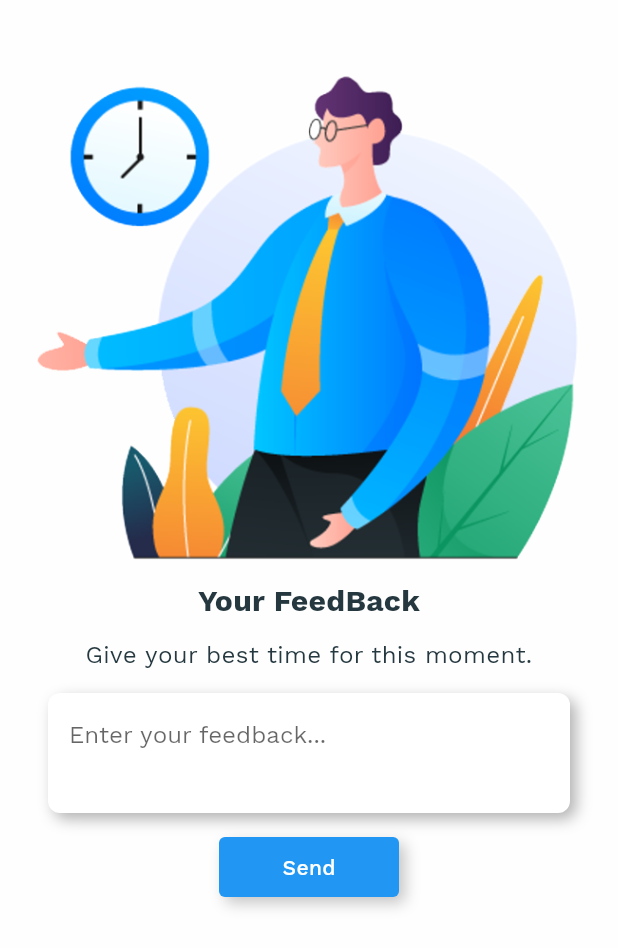
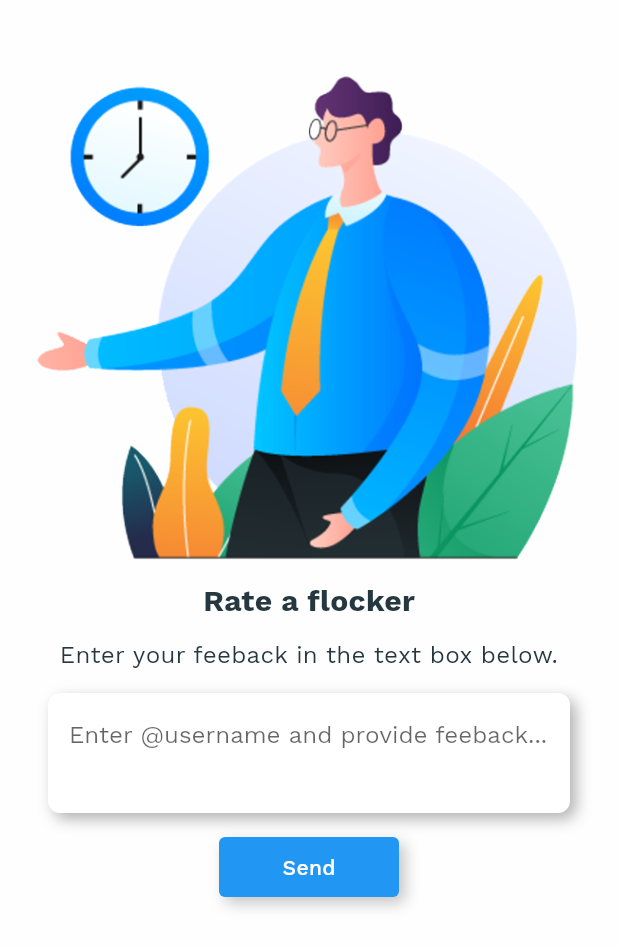
Before and after one commit to nrimalAI/flockwalk, a Flutter app: the FeedbackScreen screen opened directly, on a phone screen of 412 x 824 dp. Shown: the top 948 px of the screen. Run offline on Flutter 3.47's test engine with Material 2 defaults, Android fonts, the light colour scheme and no system bars; our stand-ins replace flutter_rating_bar, font_awesome_flutter.

Commit message:
after editing feedback and help

```diff
--- a/best_flutter_ui_templates/lib/custom_drawer/home_drawer.dart
+++ b/best_flutter_ui_templates/lib/custom_drawer/home_drawer.dart
@@ -35,7 +35,7 @@ class _HomeDrawerState extends State<HomeDrawer> {
       ),
       DrawerList(
         index: DrawerIndex.FeedBack,
-        labelName: 'FeedBack',
+        labelName: 'Flocker Feedback',
         icon: Icon(Icons.help),
       ),
       DrawerList(
@@ -43,11 +43,11 @@ class _HomeDrawerState extends State<HomeDrawer> {
         labelName: 'Invite Friend',
         icon: Icon(Icons.group),
       ),
-      DrawerList(
-        index: DrawerIndex.Share,
-        labelName: 'Rate the app',
-        icon: Icon(Icons.share),
-      ),
+      // DrawerList(
+      //   index: DrawerIndex.Share,
+      //   labelName: 'Rate the app',
+      //   icon: Icon(Icons.share),
+      // ),
       DrawerList(
         index: DrawerIndex.About,
         labelName: 'About Us',
@@ -104,7 +104,7 @@ class _HomeDrawerState extends State<HomeDrawer> {
                   Padding(
                     padding: const EdgeInsets.only(top: 8, left: 4),
                     child: Text(
-                      'Chris Hemsworth',
+                      'Lil Chicken',
                       style: TextStyle(
                         fontWeight: FontWeight.w600,
                         color: AppTheme.grey,
--- a/best_flutter_ui_templates/lib/feedback_screen.dart
+++ b/best_flutter_ui_templates/lib/feedback_screen.dart
@@ -35,7 +35,7 @@ class _FeedbackScreenState extends State<FeedbackScreen> {
                   Container(
                     padding: const EdgeInsets.only(top: 8),
                     child: Text(
-                      'Your FeedBack',
+                      'Rate a flocker',
                       style: TextStyle(
                         fontSize: 20,
                         fontWeight: FontWeight.bold,
@@ -45,7 +45,7 @@ class _FeedbackScreenState extends State<FeedbackScreen> {
                   Container(
                     padding: const EdgeInsets.only(top: 16),
                     child: const Text(
-                      'Give your best time for this moment.',
+                      'Enter your feeback in the text box below.',
                       textAlign: TextAlign.center,
                       style: TextStyle(
                         fontSize: 16,
@@ -136,7 +136,7 @@ class _FeedbackScreenState extends State<FeedbackScreen> {
                 cursorColor: Colors.blue,
                 decoration: InputDecoration(
                     border: InputBorder.none,
-                    hintText: 'Enter your feedback...'),
+                    hintText: 'Enter @username and provide feeback...'),
               ),
             ),
           ),
--- a/best_flutter_ui_templates/lib/help_screen.dart
+++ b/best_flutter_ui_templates/lib/help_screen.dart
@@ -42,7 +42,7 @@ class _HelpScreenState extends State<HelpScreen> {
               Container(
                 padding: const EdgeInsets.only(top: 16),
                 child: const Text(
-                  'It looks like you are experiencing problems\nwith our sign up process. We are here to\nhelp so please get in touch with us',
+                  'If you are experiencing problems with your \naccount or a specific flock walk user, we are here \nto help so please get in touch with us',
                   textAlign: TextAlign.center,
                   style: TextStyle(
                     fontSize: 16,
--- a/best_flutter_ui_templates/lib/introduction_animation/components/care_view.dart
+++ b/best_flutter_ui_templates/lib/introduction_animation/components/care_view.dart
@@ -97,7 +97,7 @@ class CareView extends StatelessWidget {
                 child: SlideTransition(
                   position: _relaxSecondHalfAnimation,
                   child: Text(
-                    "Sign Up if you do not already have an account",
+                    "    Sign Up if you have not already",
                     style:
                         TextStyle(fontSize: 26.0, fontWeight: FontWeight.bold),
                   ),
--- a/best_flutter_ui_templates/lib/introduction_animation/components/center_next_button.dart
+++ b/best_flutter_ui_templates/lib/introduction_animation/components/center_next_button.dart
@@ -146,7 +146,7 @@ class CenterNextButton extends StatelessWidget {
                     ),
                   ),
                   Text(
-                    'Login',
+                    'Sign Up',
                     style: TextStyle(
                       color: Color(0xff132137),
                       fontSize: 16,
--- a/best_flutter_ui_templates/lib/introduction_animation/components/mood_diary_vew.dart
+++ b/best_flutter_ui_templates/lib/introduction_animation/components/mood_diary_vew.dart
@@ -80,7 +80,7 @@ class MoodDiaryVew extends StatelessWidget {
             mainAxisAlignment: MainAxisAlignment.center,
             children: [
               Text(
-                "Log In if you already have an account",
+                "      Log In if you have an account",
                 style: TextStyle(fontSize: 26.0, fontWeight: FontWeight.bold),
               ),
               SlideTransition(
--- a/best_flutter_ui_templates/lib/introduction_animation/components/relax_view.dart
+++ b/best_flutter_ui_templates/lib/introduction_animation/components/relax_view.dart
@@ -76,7 +76,7 @@ class RelaxView extends StatelessWidget {
               SlideTransition(
                 position: _relaxAnimation,
                 child: Text(
-                  "Welcome to Flock Walk",
+                  "           Welcome to Flock Walk",
                   style: TextStyle(fontSize: 26.0, fontWeight: FontWeight.bold),
                 ),
               ),
```
